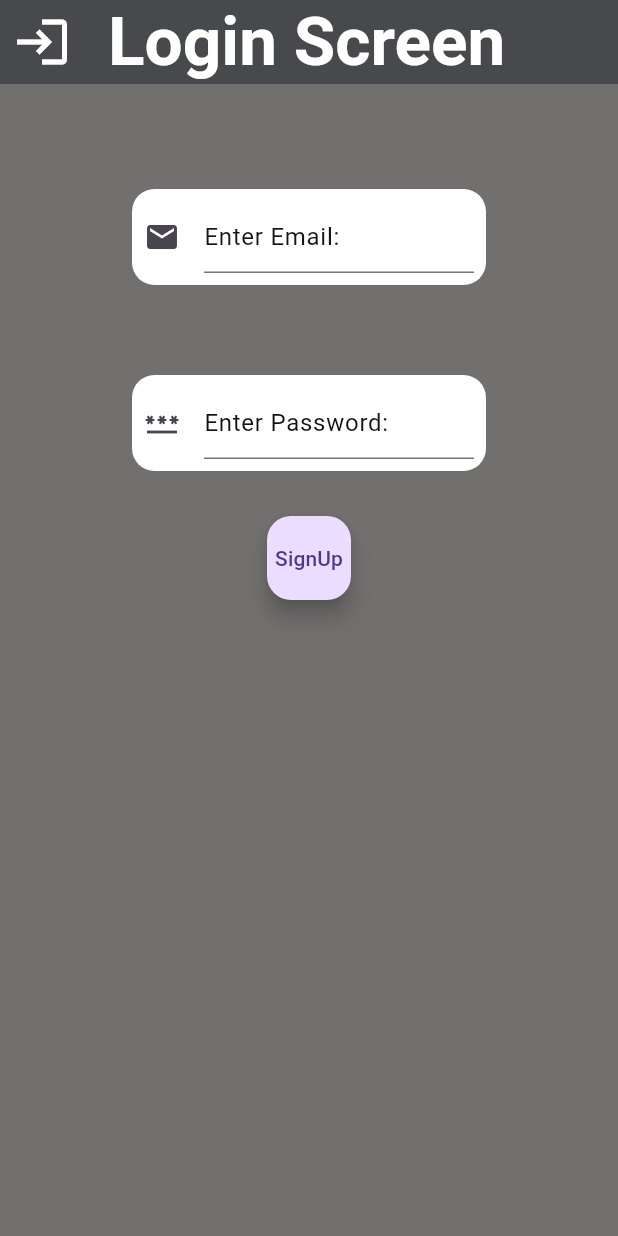
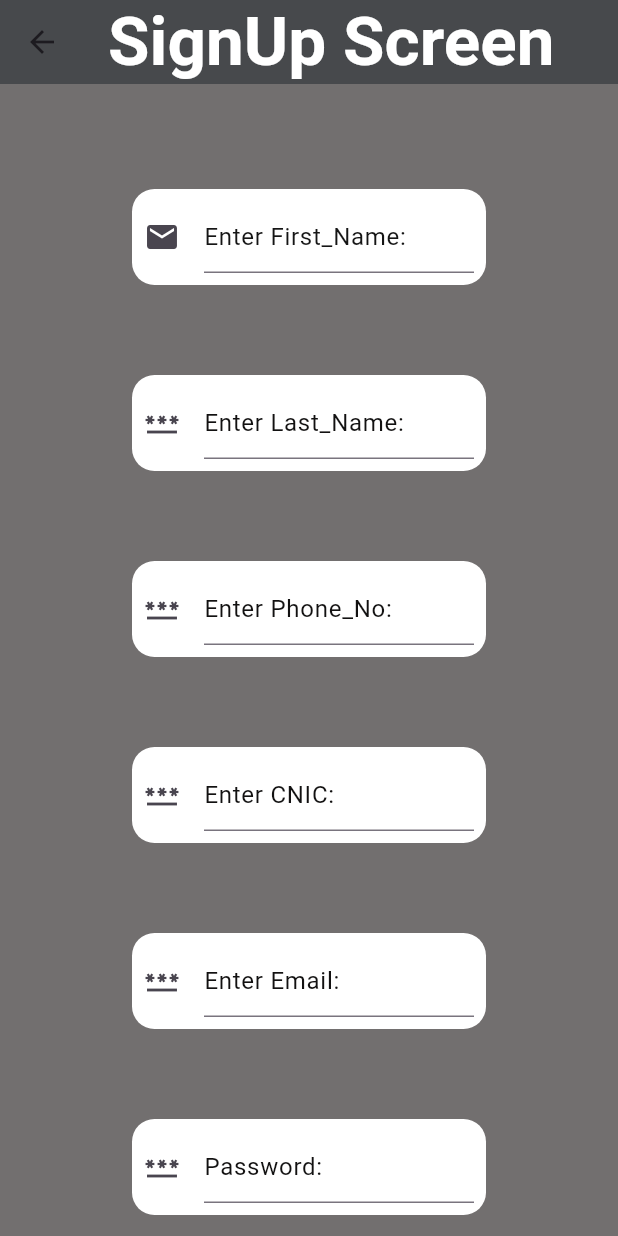
Before and after one commit to Ayesha7622/Navigation, a Flutter app: the Signup screen opened directly, on a phone screen of 412 x 824 dp. Run offline on Flutter 3.47's test engine with Material 3 defaults, Android fonts, the phone set to English and light mode, and no system bars.

```diff
--- a/lib/signup.dart
+++ b/lib/signup.dart
@@ -11,23 +11,24 @@ class Signup extends StatefulWidget {
 class _SignupState extends State<Signup> {
   TextEditingController firstController = TextEditingController();
   TextEditingController lastController = TextEditingController();
+  TextEditingController phonenoController = TextEditingController();
+  TextEditingController cnicController = TextEditingController();
   TextEditingController emailController = TextEditingController();
   TextEditingController passwordController = TextEditingController();
-  TextEditingController phonenoController = TextEditingController();
 
   @override
   Widget build(BuildContext context) {
     return Scaffold(
         backgroundColor: const Color.fromARGB(255, 114, 111, 111),
         appBar: AppBar(
-          leading: Icon(
-            Icons.login,
-            size: 40,
-            color: Colors.white,
-          ),
+          // leading: Icon(
+          //   Icons.,
+          //   size: 40,
+          //   color: Colors.white,
+          // ),
           backgroundColor: const Color.fromARGB(255, 71, 73, 76),
           title: Text(
-            'Login Screen',
+            'SignUp Screen',
             style: TextStyle(
                 color: Colors.white, fontSize: 45, fontWeight: FontWeight.bold),
           ),
@@ -55,7 +56,7 @@ class _SignupState extends State<Signup> {
                       TextStyle(color: const Color.fromARGB(255, 96, 84, 84)),
                   decoration: InputDecoration(
                     icon: Icon(Icons.email),
-                    hintText: "Enter Email:",
+                    hintText: "Enter First_Name:",
                     hintStyle:
                         TextStyle(color: const Color.fromARGB(255, 21, 21, 21)),
                   ),
@@ -78,7 +79,99 @@ class _SignupState extends State<Signup> {
                       TextStyle(color: const Color.fromARGB(255, 105, 94, 94)),
                   decoration: InputDecoration(
                     icon: Icon(Icons.password),
-                    hintText: "Enter Password:",
+                    hintText: "Enter Last_Name:",
+                    hintStyle:
+                        TextStyle(color: const Color.fromARGB(255, 18, 17, 17)),
+                  ),
+                ),
+              ),
+            ),
+          ),
+          Padding(
+            padding: const EdgeInsets.symmetric(horizontal: 88, vertical: 30),
+            child: Container(
+              decoration: BoxDecoration(
+                color: Colors.white,
+                borderRadius: BorderRadius.circular(15),
+              ),
+              child: Padding(
+                padding: const EdgeInsets.all(8.0),
+                child: TextFormField(
+                  controller: passwordController,
+                  style:
+                      TextStyle(color: const Color.fromARGB(255, 105, 94, 94)),
+                  decoration: InputDecoration(
+                    icon: Icon(Icons.password),
+                    hintText: "Enter Phone_No:",
+                    hintStyle:
+                        TextStyle(color: const Color.fromARGB(255, 18, 17, 17)),
+                  ),
+                ),
+              ),
+            ),
+          ),
+          Padding(
+            padding: const EdgeInsets.symmetric(horizontal: 88, vertical: 30),
+            child: Container(
+              decoration: BoxDecoration(
+                color: Colors.white,
+                borderRadius: BorderRadius.circular(15),
+              ),
+              child: Padding(
+                padding: const EdgeInsets.all(8.0),
+                child: TextFormField(
+                  controller: passwordController,
+                  style:
+                      TextStyle(color: const Color.fromARGB(255, 105, 94, 94)),
+                  decoration: InputDecoration(
+                    icon: Icon(Icons.password),
+                    hintText: "Enter CNIC:",
+                    hintStyle:
+                        TextStyle(color: const Color.fromARGB(255, 18, 17, 17)),
+                  ),
+                ),
+              ),
+            ),
+          ),
+          Padding(
+            padding: const EdgeInsets.symmetric(horizontal: 88, vertical: 30),
+            child: Container(
+              decoration: BoxDecoration(
+                color: Colors.white,
+                borderRadius: BorderRadius.circular(15),
+              ),
+              child: Padding(
+                padding: const EdgeInsets.all(8.0),
+                child: TextFormField(
+                  controller: passwordController,
+                  style:
+                      TextStyle(color: const Color.fromARGB(255, 105, 94, 94)),
+                  decoration: InputDecoration(
+                    icon: Icon(Icons.password),
+                    hintText: "Enter Email:",
+                    hintStyle:
+                        TextStyle(color: const Color.fromARGB(255, 18, 17, 17)),
+                  ),
+                ),
+              ),
+            ),
+          ),
+          Padding(
+            padding: const EdgeInsets.symmetric(horizontal: 88, vertical: 30),
+            child: Container(
+              decoration: BoxDecoration(
+                color: Colors.white,
+                borderRadius: BorderRadius.circular(15),
+              ),
+              child: Padding(
+                padding: const EdgeInsets.all(8.0),
+                child: TextFormField(
+                  controller: passwordController,
+                  style:
+                      TextStyle(color: const Color.fromARGB(255, 105, 94, 94)),
+                  decoration: InputDecoration(
+                    icon: Icon(Icons.password),
+                    hintText: "Password:",
                     hintStyle:
                         TextStyle(color: const Color.fromARGB(255, 18, 17, 17)),
                   ),
```
